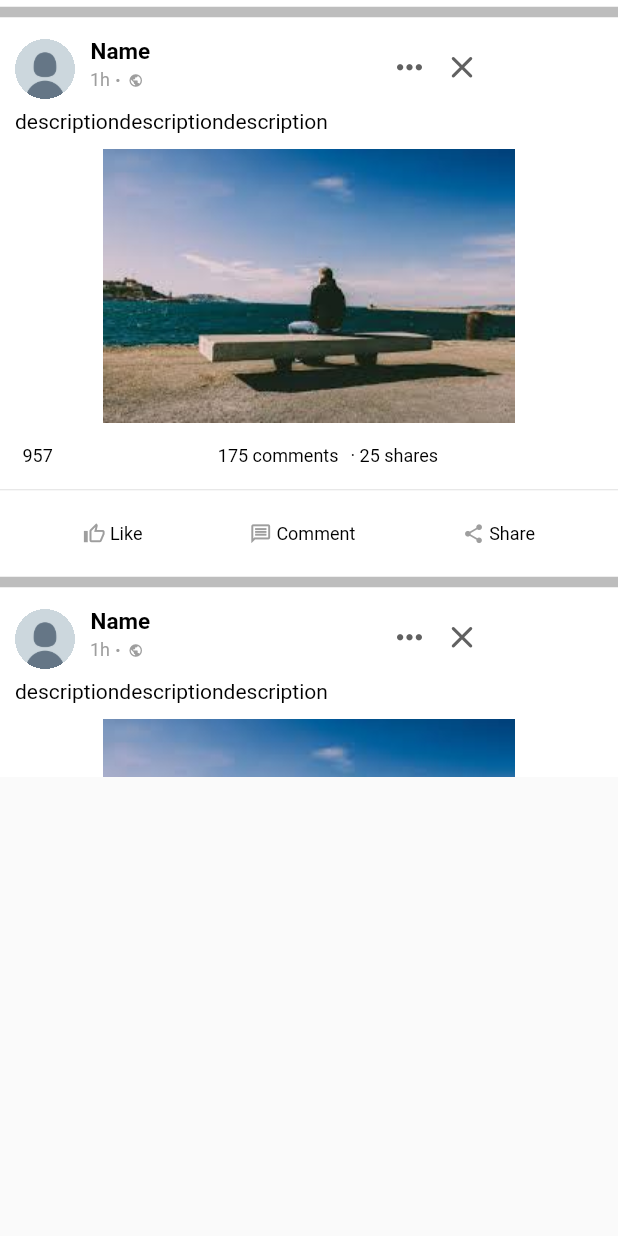
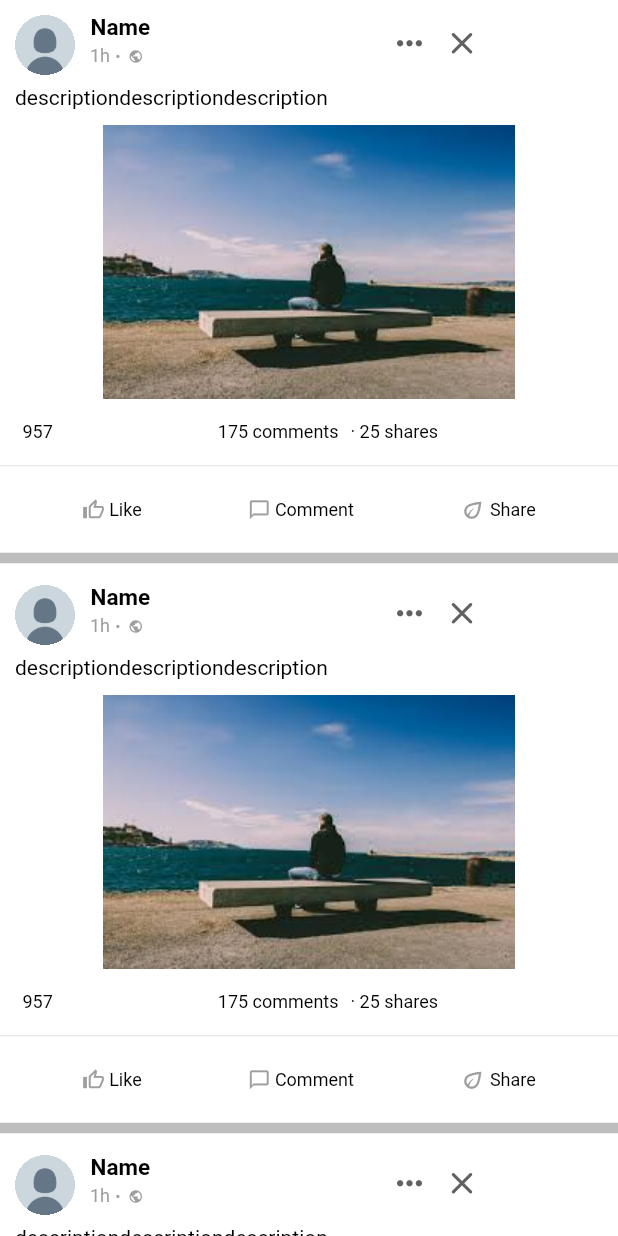
Before and after one commit to bocyej/Facebook-Mobile-UI-Mockup, a Flutter app: the FeedsAll widget shown alone on an empty page, opened directly, on a phone screen of 412 x 824 dp. Run offline on Flutter 3.47's test engine with Material 2 defaults, Android fonts, the phone set to English and light mode, and no system bars; our stand-ins replace google_fonts.

Commit message:
minor edits

```diff
--- a/lib/layouts/feedpage_layouts/feeds_all.dart
+++ b/lib/layouts/feedpage_layouts/feeds_all.dart
@@ -9,17 +9,12 @@ class FeedsAll extends StatelessWidget {
   Widget build(BuildContext context) {
     return Container(
       color: Colors.white,
-      height: 518,
       child: ListView(
         scrollDirection: Axis.vertical,
         children: [
           Column(
             mainAxisAlignment: MainAxisAlignment.start,
             children: [
-              Divider(
-                thickness: 7,
-                color: Colors.grey.shade400,
-              ),
               const FeedPosts(),
               Divider(
                 thickness: 7,
--- a/lib/layouts/feedpage_layouts/feeds_posts.dart
+++ b/lib/layouts/feedpage_layouts/feeds_posts.dart
@@ -245,7 +245,7 @@ class FeedPosts extends StatelessWidget {
                 child: Row(
                   children: const [
                     Icon(
-                      Icons.message_outlined,
+                      Icons.messenger_outline,
                       color: Colors.grey,
                       size: 15,
                     ),
@@ -269,9 +269,9 @@ class FeedPosts extends StatelessWidget {
                 child: Row(
                   children: const [
                     Icon(
-                      Icons.share,
+                      Icons.eco_outlined,
                       color: Colors.grey,
-                      size: 15,
+                      size: 17,
                     ),
                     Text(
                       ' Share',
```
Also changed, not shown: lib/layouts/homepage_layouts/posts.dart (+4 -3 lines).
